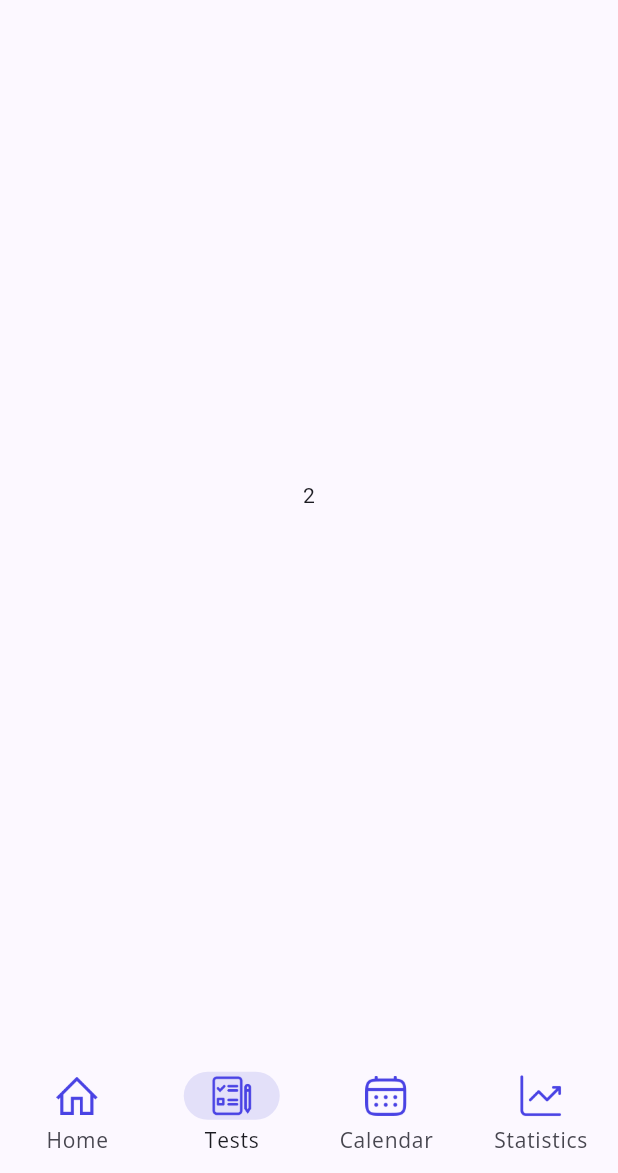
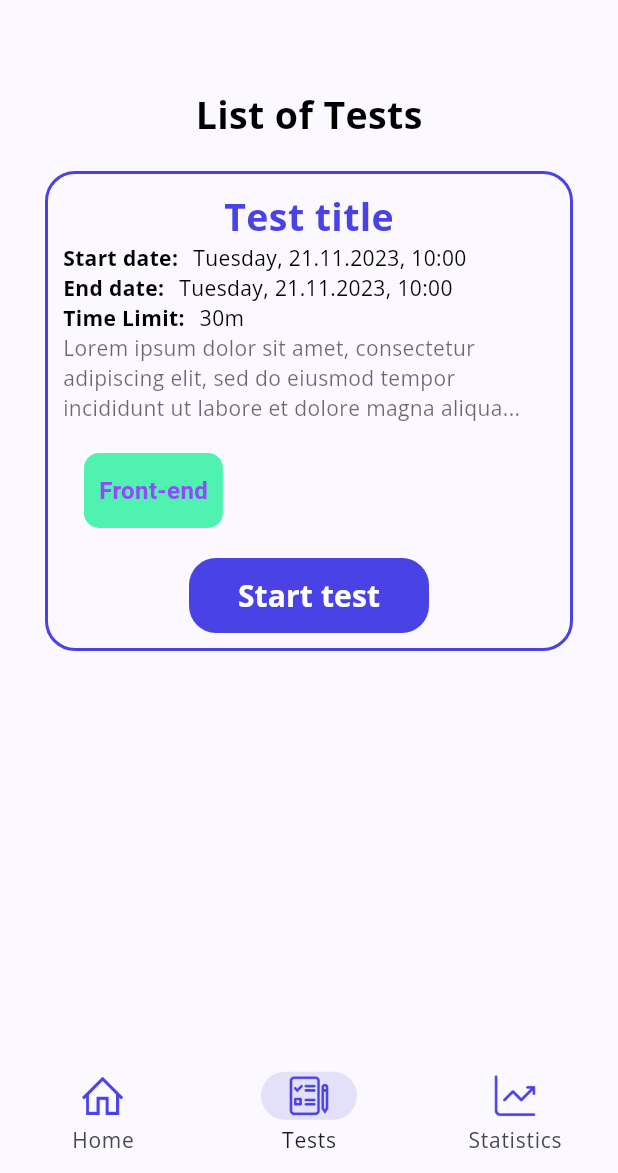
Before and after one commit to Kh1merA/testeam_mobile, a Flutter app: the HomePage screen opened by its route, swiped to page 2, on a phone screen of 412 x 824 dp, the part 63-1236 px from its top. Run offline on Flutter 3.47's test engine with Material 3 defaults, Android fonts, the light colour scheme and no system bars; our stand-ins replace dropdown_textfield, shared_preferences; accounts and stored records are empty.

Commit message:
create test page

```diff
--- a/lib/pages/home_page/view/home_page.dart
+++ b/lib/pages/home_page/view/home_page.dart
@@ -1,5 +1,6 @@
 import 'package:flutter/material.dart';
 import 'package:testeam_mobile_application/connections/connection.dart';
+import 'package:testeam_mobile_application/pages/home_page/widgets/widgets.dart';
 import 'package:testeam_mobile_application/pages/login_page/view/login_page.dart';
 import 'package:testeam_mobile_application/pages/user_page/view/user_page.dart';
 import 'dart:ui';
@@ -26,10 +27,7 @@ class _HomePageState extends State<HomePage> {
         child: Text('1'),
       ),
       const Center(
-        child: Text('2'),
-      ),
-      const Center(
-        child: Text('3'),
+        child: test_page(),
       ),
       const Center(
         child: Text('4'),
@@ -110,11 +108,6 @@ class _HomePageState extends State<HomePage> {
                 label: 'Tests',
               ),
               NavigationDestination(
-                icon: Image.asset('assets/images/calendar.png',
-                    width: Theme.of(context).textTheme.titleMedium!.fontSize!),
-                label: 'Calendar',
-              ),
-              NavigationDestination(
                 icon: Image.asset('assets/images/statistics.png',
                     width: Theme.of(context).textTheme.titleMedium!.fontSize!),
                 label: 'Statistics',
--- /dev/null
+++ b/lib/pages/home_page/widgets/tag_box.dart
@@ -0,0 +1,33 @@
+import 'package:flutter/material.dart';
+
+class TagBox extends StatelessWidget {
+  final String tagText;
+
+  TagBox({
+    required this.tagText,
+    Key? key,
+  }) : super(key: key);
+
+  @override
+  Widget build(BuildContext context) {
+    return SizedBox(
+      child: Container(
+        padding: const EdgeInsets.symmetric(vertical: 10.0, horizontal: 10.0),
+        child: Center(
+          child: Text(
+            tagText,
+            style: TextStyle(
+              fontSize: 16,
+              fontWeight: FontWeight.bold,
+              color: Color.fromRGBO(151, 71, 255, 1),
+            ),
+          ),
+        ),
+        decoration: BoxDecoration(
+          color: Color.fromRGBO(80, 242, 175, 1),
+          borderRadius: BorderRadius.all(Radius.circular(10)),
+        ),
+      ),
+    );
+  }
+}
--- /dev/null
+++ b/lib/pages/home_page/widgets/test_container.dart
@@ -0,0 +1,82 @@
+import 'package:flutter/material.dart';
+import 'package:testeam_mobile_application/pages/home_page/widgets/tag_box.dart';
+import 'package:testeam_mobile_application/theme/theme.dart';
+
+class test_container extends StatelessWidget {
+  test_container({
+    Key? key,
+  }) : super(key: key);
+
+  @override
+  Widget build(BuildContext context) {
+    return Container(
+      decoration: BoxDecoration(
+          border: Border.all(
+            color: Color.fromRGBO(73, 66, 228, 1),
+            width: 2,
+          ),
+          borderRadius: BorderRadius.all(Radius.circular(20))),
+      child: Padding(
+        padding: const EdgeInsets.symmetric(vertical: 10.0, horizontal: 10.0),
+        child: Column(
+          children: [
+            Text(
+              'Test title',
+              style: TextStyle(
+                  fontFamily: 'OpenSans',
+                  fontWeight: FontWeight.bold,
+                  color: Color.fromRGBO(73, 66, 228, 1),
+                  fontSize: 25),
+            ),
+            Row(
+              children: [
+                Text('Start date:', style: textQuizTextTitle),
+                SizedBox(width: 10),
+                Text('Tuesday, 21.11.2023, 10:00', style: textQuizText)
+              ],
+            ),
+            Row(
+              children: [
+                Text('End date:', style: textQuizTextTitle),
+                SizedBox(width: 10),
+                Text('Tuesday, 21.11.2023, 10:00', style: textQuizText)
+              ],
+            ),
+            Row(
+              children: [
+                Text(
+                  'Time Limit:',
+                  style: textQuizTextTitle,
+                ),
+                SizedBox(width: 10),
+                Text('30m', style: textQuizText)
+              ],
+            ),
+            Text(
+              'Lorem ipsum dolor sit amet, consectetur adipiscing elit, sed do eiusmod tempor incididunt ut labore et dolore magna aliqua...',
+              style: textQuizTextDesc,
+            ),
+            SizedBox(
+              height: 20,
+            ),
+            Container(
+              width: 300,
+              height: 50,
+              child: Row(
+                children: [TagBox(tagText: 'Front-end')],
+              ),
+            ),
+            SizedBox(
+              height: 20,
+            ),
+            TextButton(
+              style: flatButtonStyle,
+              onPressed: () {},
+              child: Text('Start test', style: quizButtonText),
+            )
+          ],
+        ),
+      ),
+    );
+  }
+}
--- /dev/null
+++ b/lib/pages/home_page/widgets/test_page.dart
@@ -0,0 +1,30 @@
+import 'package:flutter/material.dart';
+import 'package:testeam_mobile_application/pages/home_page/widgets/test_container.dart';
+import 'package:testeam_mobile_application/theme/theme.dart';
+
+class test_page extends StatelessWidget {
+  const test_page({
+    super.key,
+  });
+
+  @override
+  Widget build(BuildContext context) {
+    return Scaffold(
+      body: Column(
+        children: [
+          SizedBox(
+            height: 100,
+          ),
+          Text(
+            'List of Tests',
+            style: textQuizTitlePage,
+          ),
+          Padding(
+              padding:
+                  const EdgeInsets.symmetric(vertical: 20.0, horizontal: 30.0),
+              child: test_container()),
+        ],
+      ),
+    );
+  }
+}
--- /dev/null
+++ b/lib/pages/home_page/widgets/widgets.dart
@@ -0,0 +1,2 @@
+export 'test_page.dart';
+export 'tag_box.dart';
--- a/lib/theme/theme.dart
+++ b/lib/theme/theme.dart
@@ -162,3 +162,48 @@ TextStyle textCompanyItemsStyle = const TextStyle(
     fontSize: 14,
     fontWeight: FontWeight.w800,
     color: Color.fromRGBO(30, 30, 30, 1));
+
+TextStyle textQuizTitle = const TextStyle(
+    fontFamily: 'OpenSans',
+    fontSize: 30,
+    color: Color.fromRGBO(73, 66, 228, 1),
+    fontWeight: FontWeight.bold);
+
+TextStyle textQuizTextTitle = const TextStyle(
+  fontFamily: 'OpenSans',
+  fontSize: 14,
+  fontWeight: FontWeight.bold,
+  color: Colors.black,
+);
+
+TextStyle textQuizTitlePage = const TextStyle(
+  fontFamily: 'OpenSans',
+  fontSize: 25,
+  fontWeight: FontWeight.bold,
+  color: Colors.black,
+);
+
+TextStyle textQuizText = const TextStyle(
+  fontFamily: 'OpenSans',
+  fontSize: 14,
+  color: Colors.black,
+);
+
+TextStyle textQuizTextDesc = const TextStyle(
+  fontFamily: 'OpenSans',
+  fontSize: 14,
+  color: Color.fromARGB(148, 0, 0, 0),
+);
+
+TextStyle tagNameQuiz = const TextStyle(
+  fontFamily: 'OpenSans',
+  fontWeight: FontWeight.bold,
+  fontSize: 20,
+  color: Color.fromRGBO(151, 71, 255, 1),
+);
+
+TextStyle quizButtonText = const TextStyle(
+    fontFamily: 'OpenSans',
+    fontWeight: FontWeight.bold,
+    color: Colors.white,
+    fontSize: 20);
```
Also changed, not shown: pubspec.lock. Lines whose indentation alone changed are shown as unchanged.
